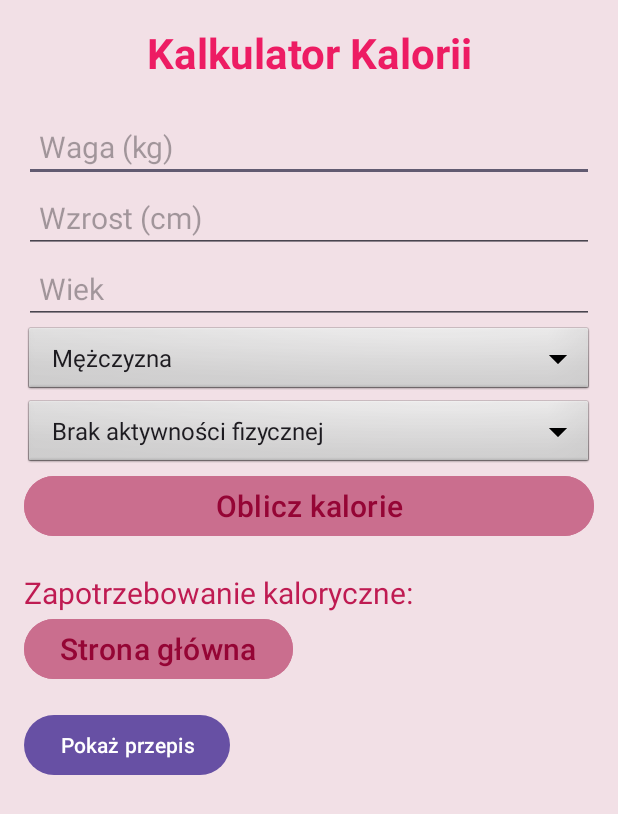
After one commit to s24967-pj/PAMO, an Android app: the CaloriesActivity screen opened directly, with no data from a screen before it, on a phone screen of 412 x 824 dp. The commit adds this screen. Shown: the top 814 px of the screen. Run offline under Robolectric (Android 15) with nearby library versions, the phone set to English and light mode, and no system bars.

Commit message:
creating BMI and calories calculator

```diff
--- /dev/null
+++ b/app/src/main/java/com/example/bmi/CaloriesActivity.java
@@ -0,0 +1,129 @@
+package com.example.bmi;
+
+import android.content.Intent;
+import android.os.Bundle;
+import android.widget.Button;
+import android.widget.EditText;
+import android.widget.Spinner;
+import android.widget.TextView;
+import android.widget.ArrayAdapter;
+import androidx.appcompat.app.AppCompatActivity;
+import androidx.fragment.app.FragmentTransaction;
+
+/*** Służy do obliczania zapotrzebowania kalorycznego na podstawie wprowadzonych przez użytkownika danych:
+ * waga, wzrost, płeć, aktywność
+ * Na podstawie wyliczonego zapotzrebowania można wyświetlić przykładowe przepisy dla danej kalorykii.
+ */
+
+public class CaloriesActivity extends AppCompatActivity {
+
+    @Override
+    protected void onCreate(Bundle savedInstanceState) {
+        super.onCreate(savedInstanceState);
+        setContentView(R.layout.activity_calories);
+
+        EditText weightInput = findViewById(R.id.weightInput);
+        EditText heightInput = findViewById(R.id.heightInput);
+        EditText ageInput = findViewById(R.id.ageInput);
+        Spinner genderInput = findViewById(R.id.genderSpinner);
+        Spinner activityLevelInput = findViewById(R.id.activitySpinner);
+        Button calculateButton = findViewById(R.id.calculateButton);
+        TextView resultText = findViewById(R.id.resultText);
+        Button showRecipeButton = findViewById(R.id.showRecipeButton);
+        Button backButton = findViewById(R.id.BackButton);
+
+        // Obsługa przycisku odpowiadającego za powrót do ekranu startowego
+        backButton.setOnClickListener(v -> {
+            Intent intent = new Intent(CaloriesActivity.this, StartActivity.class);
+            startActivity(intent); //metoda do uruchamiania innej aktywności
+        });
+
+        // Adaptery do spinnerów
+        ArrayAdapter<CharSequence> genderAdapter = ArrayAdapter.createFromResource(this, R.array.gender_array, android.R.layout.simple_spinner_item);
+        genderAdapter.setDropDownViewResource(android.R.layout.simple_spinner_dropdown_item);
+        genderInput.setAdapter(genderAdapter);
+
+        ArrayAdapter<CharSequence> activityAdapter = ArrayAdapter.createFromResource(this, R.array.activity_array, android.R.layout.simple_spinner_item);
+        activityAdapter.setDropDownViewResource(android.R.layout.simple_spinner_dropdown_item);
+        activityLevelInput.setAdapter(activityAdapter);
+
+        // Obliczanie zapotrzebowania kalorycznego
+        calculateButton.setOnClickListener(v -> {
+            String weightStr = weightInput.getText().toString();
+            String heightStr = heightInput.getText().toString();
+            String ageStr = ageInput.getText().toString();
+            String genderStr = genderInput.getSelectedItem().toString().toLowerCase();
+            String activityLevelStr = activityLevelInput.getSelectedItem().toString().toLowerCase();
+
+            if (!weightStr.isEmpty() && !heightStr.isEmpty() && !ageStr.isEmpty()) {
+                double weight = Double.parseDouble(weightStr);
+                double height = Double.parseDouble(heightStr);
+                int age = Integer.parseInt(ageStr);
+
+                double bmr;
+
+                if (genderStr.equals("mężczyzna")) {
+                    bmr = 88.36 + (13.4 * weight) + (4.8 * height) - (5.7 * age);
+                } else {
+                    bmr = 447.6 + (9.2 * weight) + (3.1 * height) - (4.3 * age);
+                }
+
+                double tdee = bmr * getActivityMultiplier(activityLevelStr);
+                resultText.setText("Twoje zapotrzebowanie kaloryczne: " + String.format("%.2f", tdee) + " kcal/dzień");
+
+                // Obsługa przycisku „Pokaż przepis”
+                showRecipeButton.setOnClickListener(v1 -> {
+                    String recipe;
+                    if (tdee <= 1600) {
+                        recipe = "1. Warzywna sałatka z tuńczykiem\n" +
+                                "Tuńczyk w sosie własnym, ogórek, pomidor, sałata, odrobina oliwy z oliwek.\n" +
+                                "\n" +
+                                "2. Jogurt naturalny z owocami\n" +
+                                "Jogurt 0% tłuszczu, truskawki, garść borówek, łyżeczka miodu.";
+
+                    } else if (tdee >= 1601 && tdee <=1900){
+                        recipe = "1. Kanapka z awokado i jajkiem\n" +
+                                "Pełnoziarnista bułka, jajko na twardo, plaster awokado, rukola.\n" +
+                                "\n" +
+                                "2. Koktajl białkowy\n" +
+                                "Mleko, banan, garść płatków owsianych, miarka odżywki białkowej.";
+                    } else {
+                        recipe = "1. Makaron z kurczakiem i pesto\n" +
+                                "Makaron pełnoziarnisty, grillowany kurczak, łyżka pesto, parmezan.\n" +
+                                "\n" +
+                                "2. Omlet z serem i warzywami + tost\n" +
+                                "3 jajka, ser żółty, papryka, cebula + tost z masłem orzechowym.";
+                    }
+
+                    // Przekazanie przepisu do fragmentu i jego wyświetlenie
+                    RecipeFragment recipeFragment = new RecipeFragment();
+                    Bundle bundle = new Bundle();
+                    bundle.putString("RECIPE_KEY", recipe);
+                    recipeFragment.setArguments(bundle);
+
+                    FragmentTransaction transaction = getSupportFragmentManager().beginTransaction();
+                    transaction.replace(R.id.fragmentContainer, recipeFragment);
+                    transaction.addToBackStack(null);
+                    transaction.commit();
+                });
+
+            } else {
+                resultText.setText("Wypełnij wszystkie pola!");
+            }
+        });
+    }
+
+    /**
+     * Oblicza wynik aktywności fizycznej na podstawie wybranego poziomu.
+     */
+    private double getActivityMultiplier(String activityLevel) {
+        switch (activityLevel) {
+            case "brak": return 1.2;
+            case "niska": return 1.375;
+            case "średnia": return 1.55;
+            case "wysoka": return 1.725;
+            case "bardzo wysoka": return 1.9;
+            default: return 1.2;
+        }
+    }
+}
--- /dev/null
+++ b/app/src/main/res/drawable/baseline_bakery_dining_24.xml
@@ -0,0 +1,5 @@
+<vector xmlns:android="http://schemas.android.com/apk/res/android" android:alpha="0.3" android:height="24dp" android:tint="#900E65" android:viewportHeight="24" android:viewportWidth="24" android:width="24dp">
+
+    <path android:fillColor="@android:color/white" android:fillType="evenOdd" android:pathData="M19.28,16.34C18.07,15.45 17.46,15 17.46,15s0.32,-0.59 0.96,-1.78c0.38,-0.59 1.22,-0.59 1.6,0l0.81,1.26c0.19,0.3 0.21,0.68 0.06,1l-0.22,0.47C20.42,16.49 19.76,16.67 19.28,16.34zM4.72,16.34c-0.48,0.33 -1.13,0.15 -1.39,-0.38L3.1,15.49c-0.15,-0.32 -0.13,-0.7 0.06,-1l0.81,-1.26c0.38,-0.59 1.22,-0.59 1.6,0C6.22,14.41 6.54,15 6.54,15S5.93,15.45 4.72,16.34zM15.36,9.37c0.09,-0.68 0.73,-1.06 1.27,-0.75l1.59,0.9c0.46,0.26 0.63,0.91 0.36,1.41L16.5,15h-1.8L15.36,9.37zM8.63,9.37L9.3,15H7.5l-2.09,-4.08c-0.27,-0.5 -0.1,-1.15 0.36,-1.41l1.59,-0.9C7.89,8.31 8.54,8.69 8.63,9.37zM13.8,15h-3.6L9.46,8.12C9.39,7.53 9.81,7 10.34,7h3.3c0.53,0 0.94,0.53 0.88,1.12L13.8,15z"/>
+
+</vector>
--- /dev/null
+++ b/app/src/main/res/layout/activity_calories.xml
@@ -0,0 +1,111 @@
+<?xml version="1.0" encoding="utf-8"?>
+<LinearLayout xmlns:android="http://schemas.android.com/apk/res/android"
+    android:layout_width="match_parent"
+    android:layout_height="match_parent"
+    android:orientation="vertical"
+    android:padding="16dp"
+    android:background="#F2E0E6">
+
+    <TextView
+        android:layout_width="match_parent"
+        android:layout_height="wrap_content"
+        android:text="Kalkulator Kalorii"
+        android:textSize="28sp"
+        android:textAlignment="center"
+        android:textColor="#ED1C63"
+        android:textStyle="bold"
+        android:paddingBottom="20dp"/>
+
+    <EditText
+        android:id="@+id/weightInput"
+        android:layout_width="match_parent"
+        android:layout_height="wrap_content"
+        android:hint="Waga (kg)"
+        android:inputType="numberDecimal"
+        android:textSize="20sp"
+        android:padding="10dp"/>
+
+    <EditText
+        android:id="@+id/heightInput"
+        android:layout_width="match_parent"
+        android:layout_height="wrap_content"
+        android:hint="Wzrost (cm)"
+        android:inputType="numberDecimal"
+        android:textSize="20sp"
+        android:padding="10dp"/>
+
+    <EditText
+        android:id="@+id/ageInput"
+        android:layout_width="match_parent"
+        android:layout_height="wrap_content"
+        android:hint="Wiek"
+        android:inputType="number"
+        android:textSize="20sp"
+        android:padding="10dp"/>
+
+    <Spinner
+        android:id="@+id/genderSpinner"
+        android:layout_width="match_parent"
+        android:layout_height="wrap_content"
+        android:background="@android:drawable/btn_dropdown"
+        android:spinnerMode="dropdown" />
+
+    <Spinner
+        android:id="@+id/activitySpinner"
+        android:layout_width="match_parent"
+        android:layout_height="wrap_content"
+        android:background="@android:drawable/btn_dropdown"
+        android:spinnerMode="dropdown" />
+
+    <Button
+        android:id="@+id/calculateButton"
+        android:layout_width="match_parent"
+        android:layout_height="wrap_content"
+        android:text="Oblicz kalorie"
+        android:textSize="20sp"
+        android:backgroundTint="#CA6E8E"
+        android:textColor="#950535"/>
+
+    <TextView
+        android:id="@+id/resultText"
+        android:layout_width="match_parent"
+        android:layout_height="wrap_content"
+        android:text="Zapotrzebowanie kaloryczne: "
+        android:textSize="20sp"
+        android:textColor="#BF1B52"
+        android:paddingTop="20dp"/>
+
+    <Button
+        android:id="@+id/BackButton"
+        android:layout_width="wrap_content"
+        android:layout_height="wrap_content"
+        android:backgroundTint="#CA6E8E"
+        android:text="Strona główna"
+        android:textColor="#950535"
+        android:textSize="20sp" />
+
+    <Button
+        android:id="@+id/showRecipeButton"
+        android:layout_width="wrap_content"
+        android:layout_height="wrap_content"
+        android:text="Pokaż przepis"
+        android:layout_marginTop="16dp"
+        android:layout_centerHorizontal="true"/>
+
+    <TextView
+        android:id="@+id/recipeText"
+        android:layout_width="wrap_content"
+        android:layout_height="wrap_content"
+        android:text=""
+        android:layout_marginTop="16dp"
+        android:layout_centerHorizontal="true"/>
+
+    <FrameLayout
+        android:id="@+id/fragmentContainer"
+        android:layout_width="match_parent"
+        android:layout_height="wrap_content"
+        android:layout_marginTop="16dp"/>
+
+
+
+</LinearLayout>
--- a/app/src/main/res/menu/menu_main.xml
+++ b/app/src/main/res/menu/menu_main.xml
@@ -1,7 +1,7 @@
 <menu xmlns:android="http://schemas.android.com/apk/res/android"
     xmlns:app="http://schemas.android.com/apk/res-auto"
     xmlns:tools="http://schemas.android.com/tools"
-    tools:context="com.example.bmi.MainActivity">
+    tools:context="com.example.bmi.BMIActivity">
     <item
         android:id="@+id/action_settings"
         android:orderInCategory="100"
```
Also changed, not shown: app/src/main/AndroidManifest.xml (+13 -2 lines), app/src/main/java/com/example/bmi/BMIActivity.java (renamed from app/src/main/java/com/example/bmi/MainActivity.java, +16 -19 lines), app/src/main/java/com/example/bmi/RecipeFragment.java (added, +35 -0 lines), app/src/main/java/com/example/bmi/StartActivity.java (added, +31 -0 lines), app/src/main/res/layout/activity_bmi.xml (renamed from app/src/main/res/layout/activity_main.xml, +9 -0 lines), app/src/main/res/layout/activity_start.xml (added, +45 -0 lines), app/src/main/res/layout/fragment_recipe.xml (added, +16 -0 lines), app/src/main/res/values/strings.xml (+20 -43 lines), 4 other files.
